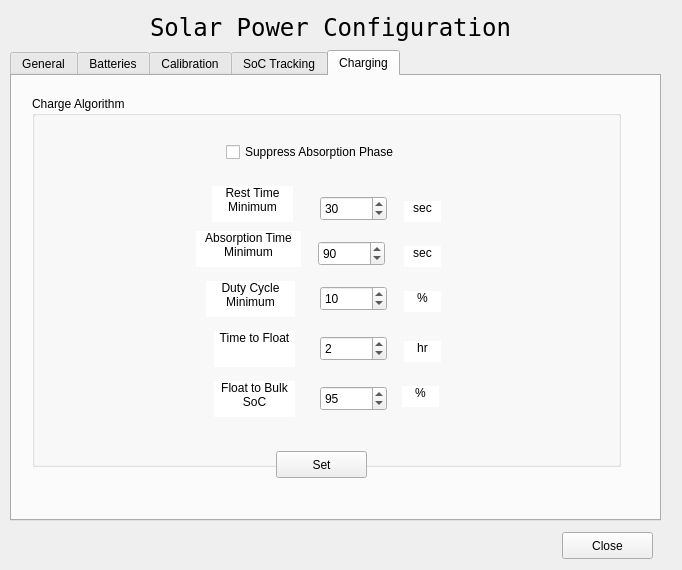
Qt form gui/power-management-configure.ui (dmsherazi/Battery-Management-System) before a commit.
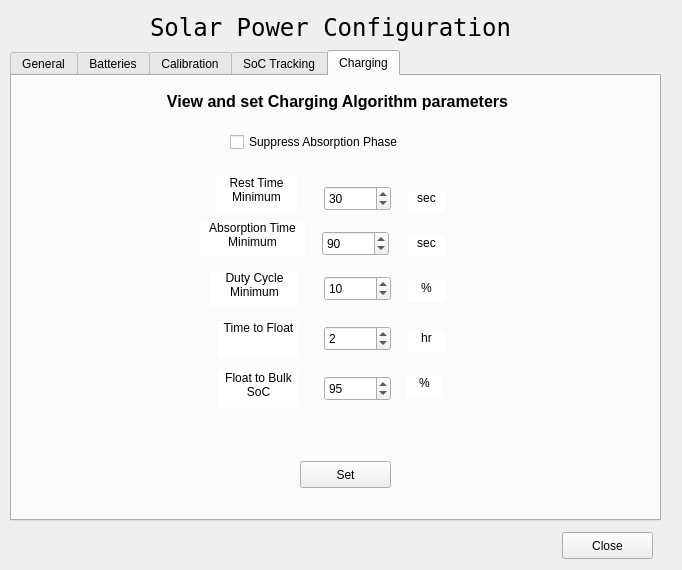
The same form after that commit. The open tabs and pages were chosen to show the change.

Commit message: Fix bug in GUI that didn't set monitor and charger strategies. Minor updates to firmware to rearrange command processing for clarity. Add default charger strategy to firmware initializer.

```diff
--- a/gui/power-management-configure.ui
+++ b/gui/power-management-configure.ui
@@ -1284,71 +1284,11 @@
     <attribute name="title">
      <string>Charging</string>
     </attribute>
-    <widget class="QGroupBox" name="chargeAlgorithmGroupBox">
-     <property name="geometry">
-      <rect>
-       <x>20</x>
-       <y>20</y>
-       <width>589</width>
-       <height>371</height>
-      </rect>
-     </property>
-     <property name="title">
-      <string>Charge Algorithm</string>
-     </property>
-     <widget class="QSpinBox" name="restTimeSpinBox">
-      <property name="geometry">
-       <rect>
-        <x>288</x>
-        <y>100</y>
-        <width>67</width>
-        <height>25</height>
-       </rect>
-      </property>
-      <property name="toolTip">
-       <string>Minimum time to remain in rest phase. Can exceed this if other batteries are under charge.</string>
-      </property>
-      <property name="value">
-       <number>30</number>
-      </property>
-     </widget>
-     <widget class="QSpinBox" name="absorptionTimeSpinBox">
-      <property name="geometry">
-       <rect>
-        <x>286</x>
-        <y>145</y>
-        <width>67</width>
-        <height>25</height>
-       </rect>
-      </property>
-      <property name="toolTip">
-       <string>Minimum time to remain in absorption phase.</string>
-      </property>
-      <property name="value">
-       <number>90</number>
-      </property>
-     </widget>
-     <widget class="QSpinBox" name="minimumDutyCycleSpinBox">
-      <property name="geometry">
-       <rect>
-        <x>288</x>
-        <y>190</y>
-        <width>67</width>
-        <height>25</height>
-       </rect>
-      </property>
-      <property name="toolTip">
-       <string>Minimum duty cycle to prevent it falling to zero (from which it cannot recover).</string>
-      </property>
-      <property name="value">
-       <number>10</number>
-      </property>
-     </widget>
      <widget class="QSpinBox" name="floatDelaySpinBox">
       <property name="geometry">
        <rect>
-        <x>288</x>
-        <y>240</y>
+       <x>312</x>
+       <y>250</y>
         <width>67</width>
         <height>25</height>
        </rect>
@@ -1360,77 +1300,11 @@
        <number>2</number>
       </property>
      </widget>
-     <widget class="QSpinBox" name="floatBulkSoCSpinBox">
-      <property name="geometry">
-       <rect>
-        <x>288</x>
-        <y>290</y>
-        <width>67</width>
-        <height>25</height>
-       </rect>
-      </property>
-      <property name="toolTip">
-       <string>State of Charge at which a battery in float phase switches to bulk phase to allow recharging.</string>
-      </property>
-      <property name="value">
-       <number>95</number>
-      </property>
-     </widget>
-     <widget class="QLabel" name="restTimeLabel">
-      <property name="geometry">
-       <rect>
-        <x>180</x>
-        <y>90</y>
-        <width>81</width>
-        <height>36</height>
-       </rect>
-      </property>
-      <property name="toolTip">
-       <string>Minimum time to remain in rest phase before changing to another ready battery.</string>
-      </property>
-      <property name="styleSheet">
-       <string notr="true">background-color: rgb(255, 255, 255);</string>
-      </property>
-      <property name="text">
-       <string>Rest Time Minimum</string>
-      </property>
-      <property name="alignment">
-       <set>Qt::AlignHCenter|Qt::AlignTop</set>
-      </property>
-      <property name="wordWrap">
-       <bool>true</bool>
-      </property>
-     </widget>
-     <widget class="QLabel" name="absorptionTimeLabel">
-      <property name="geometry">
-       <rect>
-        <x>164</x>
-        <y>135</y>
-        <width>105</width>
-        <height>36</height>
-       </rect>
-      </property>
-      <property name="toolTip">
-       <string>Minimum time to remain in absorption phase before changing to another ready battery.</string>
-      </property>
-      <property name="styleSheet">
-       <string notr="true">background-color: rgb(255, 255, 255);</string>
-      </property>
-      <property name="text">
-       <string>Absorption Time Minimum</string>
-      </property>
-      <property name="alignment">
-       <set>Qt::AlignHCenter|Qt::AlignTop</set>
-      </property>
-      <property name="wordWrap">
-       <bool>true</bool>
-      </property>
-     </widget>
      <widget class="QLabel" name="dutyCyclMinimumLabel">
       <property name="geometry">
        <rect>
-        <x>174</x>
-        <y>185</y>
+       <x>198</x>
+       <y>195</y>
         <width>89</width>
         <height>36</height>
        </rect>
@@ -1451,36 +1325,11 @@
        <bool>true</bool>
       </property>
      </widget>
-     <widget class="QLabel" name="floatTimeLabel">
-      <property name="geometry">
-       <rect>
-        <x>182</x>
-        <y>235</y>
-        <width>81</width>
-        <height>36</height>
-       </rect>
-      </property>
-      <property name="toolTip">
-       <string>Maximum time in absorption phase befoer changing to float.</string>
-      </property>
-      <property name="styleSheet">
-       <string notr="true">background-color: rgb(255, 255, 255);</string>
-      </property>
-      <property name="text">
-       <string>Time to Float</string>
-      </property>
-      <property name="alignment">
-       <set>Qt::AlignHCenter|Qt::AlignTop</set>
-      </property>
-      <property name="wordWrap">
-       <bool>true</bool>
-      </property>
-     </widget>
      <widget class="QLabel" name="floatBulkSoCLabel">
       <property name="geometry">
        <rect>
-        <x>182</x>
-        <y>285</y>
+       <x>206</x>
+       <y>295</y>
         <width>81</width>
         <height>36</height>
        </rect>
@@ -1501,11 +1350,251 @@
        <bool>true</bool>
       </property>
      </widget>
+    <widget class="QLabel" name="absorptionTimeLabel">
+     <property name="geometry">
+      <rect>
+       <x>188</x>
+       <y>145</y>
+       <width>105</width>
+       <height>36</height>
+      </rect>
+     </property>
+     <property name="toolTip">
+      <string>Minimum time to remain in absorption phase before changing to another ready battery.</string>
+     </property>
+     <property name="styleSheet">
+      <string notr="true">background-color: rgb(255, 255, 255);</string>
+     </property>
+     <property name="text">
+      <string>Absorption Time Minimum</string>
+     </property>
+     <property name="alignment">
+      <set>Qt::AlignHCenter|Qt::AlignTop</set>
+     </property>
+     <property name="wordWrap">
+      <bool>true</bool>
+     </property>
+    </widget>
+    <widget class="QLabel" name="percentLabel">
+     <property name="geometry">
+      <rect>
+       <x>396</x>
+       <y>205</y>
+       <width>37</width>
+       <height>21</height>
+      </rect>
+     </property>
+     <property name="toolTip">
+      <string>Minimum time to remain in rest phase before changing to another ready battery.</string>
+     </property>
+     <property name="styleSheet">
+      <string notr="true">background-color: rgb(255, 255, 255);</string>
+     </property>
+     <property name="text">
+      <string>%</string>
+     </property>
+     <property name="alignment">
+      <set>Qt::AlignHCenter|Qt::AlignTop</set>
+     </property>
+     <property name="wordWrap">
+      <bool>true</bool>
+     </property>
+    </widget>
+    <widget class="QSpinBox" name="absorptionTimeSpinBox">
+     <property name="geometry">
+      <rect>
+       <x>310</x>
+       <y>155</y>
+       <width>67</width>
+       <height>25</height>
+      </rect>
+     </property>
+     <property name="toolTip">
+      <string>Minimum time to remain in absorption phase.</string>
+     </property>
+     <property name="value">
+      <number>90</number>
+     </property>
+    </widget>
+    <widget class="QLabel" name="secLabel_2">
+     <property name="geometry">
+      <rect>
+       <x>396</x>
+       <y>160</y>
+       <width>37</width>
+       <height>21</height>
+      </rect>
+     </property>
+     <property name="toolTip">
+      <string>Minimum time to remain in rest phase before changing to another ready battery.</string>
+     </property>
+     <property name="styleSheet">
+      <string notr="true">background-color: rgb(255, 255, 255);</string>
+     </property>
+     <property name="text">
+      <string>sec</string>
+     </property>
+     <property name="alignment">
+      <set>Qt::AlignHCenter|Qt::AlignTop</set>
+     </property>
+     <property name="wordWrap">
+      <bool>true</bool>
+     </property>
+    </widget>
+    <widget class="QLabel" name="percentLabel_2">
+     <property name="geometry">
+      <rect>
+       <x>394</x>
+       <y>300</y>
+       <width>37</width>
+       <height>21</height>
+      </rect>
+     </property>
+     <property name="toolTip">
+      <string>Minimum time to remain in rest phase before changing to another ready battery.</string>
+     </property>
+     <property name="styleSheet">
+      <string notr="true">background-color: rgb(255, 255, 255);</string>
+     </property>
+     <property name="text">
+      <string>%</string>
+     </property>
+     <property name="alignment">
+      <set>Qt::AlignHCenter|Qt::AlignTop</set>
+     </property>
+     <property name="wordWrap">
+      <bool>true</bool>
+     </property>
+    </widget>
+    <widget class="QLabel" name="restTimeLabel">
+     <property name="geometry">
+      <rect>
+       <x>204</x>
+       <y>100</y>
+       <width>81</width>
+       <height>36</height>
+      </rect>
+     </property>
+     <property name="toolTip">
+      <string>Minimum time to remain in rest phase before changing to another ready battery.</string>
+     </property>
+     <property name="styleSheet">
+      <string notr="true">background-color: rgb(255, 255, 255);</string>
+     </property>
+     <property name="text">
+      <string>Rest Time Minimum</string>
+     </property>
+     <property name="alignment">
+      <set>Qt::AlignHCenter|Qt::AlignTop</set>
+     </property>
+     <property name="wordWrap">
+      <bool>true</bool>
+     </property>
+    </widget>
+    <widget class="QSpinBox" name="minimumDutyCycleSpinBox">
+     <property name="geometry">
+      <rect>
+       <x>312</x>
+       <y>200</y>
+       <width>67</width>
+       <height>25</height>
+      </rect>
+     </property>
+     <property name="toolTip">
+      <string>Minimum duty cycle to prevent it falling to zero (from which it cannot recover).</string>
+     </property>
+     <property name="value">
+      <number>10</number>
+     </property>
+    </widget>
+    <widget class="QPushButton" name="setChargeOptionButton">
+     <property name="geometry">
+      <rect>
+       <x>288</x>
+       <y>385</y>
+       <width>91</width>
+       <height>27</height>
+      </rect>
+     </property>
+     <property name="toolTip">
+      <string>Write parameters into Flash memory</string>
+     </property>
+     <property name="text">
+      <string>Set</string>
+     </property>
+    </widget>
+    <widget class="QLabel" name="chargingLabel">
+     <property name="geometry">
+      <rect>
+       <x>108</x>
+       <y>5</y>
+       <width>435</width>
+       <height>41</height>
+      </rect>
+     </property>
+     <property name="font">
+      <font>
+       <pointsize>12</pointsize>
+       <weight>75</weight>
+       <bold>true</bold>
+      </font>
+     </property>
+     <property name="text">
+      <string>View and set Charging Algorithm parameters</string>
+     </property>
+     <property name="alignment">
+      <set>Qt::AlignCenter</set>
+     </property>
+     <property name="wordWrap">
+      <bool>true</bool>
+     </property>
+    </widget>
+    <widget class="QLabel" name="floatTimeLabel">
+     <property name="geometry">
+      <rect>
+       <x>206</x>
+       <y>245</y>
+       <width>81</width>
+       <height>36</height>
+      </rect>
+     </property>
+     <property name="toolTip">
+      <string>Maximum time in absorption phase befoer changing to float.</string>
+     </property>
+     <property name="styleSheet">
+      <string notr="true">background-color: rgb(255, 255, 255);</string>
+     </property>
+     <property name="text">
+      <string>Time to Float</string>
+     </property>
+     <property name="alignment">
+      <set>Qt::AlignHCenter|Qt::AlignTop</set>
+     </property>
+     <property name="wordWrap">
+      <bool>true</bool>
+     </property>
+    </widget>
+    <widget class="QSpinBox" name="floatBulkSoCSpinBox">
+     <property name="geometry">
+      <rect>
+       <x>312</x>
+       <y>300</y>
+       <width>67</width>
+       <height>25</height>
+      </rect>
+     </property>
+     <property name="toolTip">
+      <string>State of Charge at which a battery in float phase switches to bulk phase to allow recharging.</string>
+     </property>
+     <property name="value">
+      <number>95</number>
+     </property>
+    </widget>
      <widget class="QCheckBox" name="absorptionMuteCheckbox">
       <property name="geometry">
        <rect>
-        <x>194</x>
-        <y>45</y>
+       <x>218</x>
+       <y>55</y>
         <width>211</width>
         <height>22</height>
        </rect>
@@ -1517,61 +1606,11 @@
        <string>Suppress Absorption Phase</string>
       </property>
      </widget>
-     <widget class="QLabel" name="secLabel">
-      <property name="geometry">
-       <rect>
-        <x>372</x>
-        <y>105</y>
-        <width>37</width>
-        <height>21</height>
-       </rect>
-      </property>
-      <property name="toolTip">
-       <string>Minimum time to remain in rest phase before changing to another ready battery.</string>
-      </property>
-      <property name="styleSheet">
-       <string notr="true">background-color: rgb(255, 255, 255);</string>
-      </property>
-      <property name="text">
-       <string>sec</string>
-      </property>
-      <property name="alignment">
-       <set>Qt::AlignHCenter|Qt::AlignTop</set>
-      </property>
-      <property name="wordWrap">
-       <bool>true</bool>
-      </property>
-     </widget>
-     <widget class="QLabel" name="secLabel_2">
-      <property name="geometry">
-       <rect>
-        <x>372</x>
-        <y>150</y>
-        <width>37</width>
-        <height>21</height>
-       </rect>
-      </property>
-      <property name="toolTip">
-       <string>Minimum time to remain in rest phase before changing to another ready battery.</string>
-      </property>
-      <property name="styleSheet">
-       <string notr="true">background-color: rgb(255, 255, 255);</string>
-      </property>
-      <property name="text">
-       <string>sec</string>
-      </property>
-      <property name="alignment">
-       <set>Qt::AlignHCenter|Qt::AlignTop</set>
-      </property>
-      <property name="wordWrap">
-       <bool>true</bool>
-      </property>
-     </widget>
      <widget class="QLabel" name="hrLabel">
       <property name="geometry">
        <rect>
-        <x>372</x>
-        <y>245</y>
+       <x>396</x>
+       <y>255</y>
         <width>37</width>
         <height>21</height>
        </rect>
@@ -1592,36 +1631,27 @@
        <bool>true</bool>
       </property>
      </widget>
-     <widget class="QLabel" name="percentLabel">
+    <widget class="QSpinBox" name="restTimeSpinBox">
       <property name="geometry">
        <rect>
-        <x>372</x>
-        <y>195</y>
-        <width>37</width>
-        <height>21</height>
+       <x>312</x>
+       <y>110</y>
+       <width>67</width>
+       <height>25</height>
        </rect>
       </property>
       <property name="toolTip">
-       <string>Minimum time to remain in rest phase before changing to another ready battery.</string>
-      </property>
-      <property name="styleSheet">
-       <string notr="true">background-color: rgb(255, 255, 255);</string>
-      </property>
-      <property name="text">
-       <string>%</string>
-      </property>
-      <property name="alignment">
-       <set>Qt::AlignHCenter|Qt::AlignTop</set>
-      </property>
-      <property name="wordWrap">
-       <bool>true</bool>
-      </property>
-     </widget>
-     <widget class="QLabel" name="percentLabel_2">
+      <string>Minimum time to remain in rest phase. Can exceed this if other batteries are under charge.</string>
+     </property>
+     <property name="value">
+      <number>30</number>
+     </property>
+    </widget>
+    <widget class="QLabel" name="secLabel">
       <property name="geometry">
        <rect>
-        <x>370</x>
-        <y>290</y>
+       <x>396</x>
+       <y>115</y>
         <width>37</width>
         <height>21</height>
        </rect>
@@ -1633,30 +1663,13 @@
        <string notr="true">background-color: rgb(255, 255, 255);</string>
       </property>
       <property name="text">
-       <string>%</string>
+      <string>sec</string>
       </property>
       <property name="alignment">
        <set>Qt::AlignHCenter|Qt::AlignTop</set>
       </property>
       <property name="wordWrap">
        <bool>true</bool>
-      </property>
-     </widget>
-    </widget>
-    <widget class="QPushButton" name="setChargeOptionButton">
-     <property name="geometry">
-      <rect>
-       <x>264</x>
-       <y>375</y>
-       <width>91</width>
-       <height>27</height>
-      </rect>
-     </property>
-     <property name="toolTip">
-      <string>Write parameters into Flash memory</string>
-     </property>
-     <property name="text">
-      <string>Set</string>
      </property>
     </widget>
    </widget>
```
Left out of the diff: 80 changed lines with no effect on the pictures. Lines whose indentation alone changed are shown as unchanged. The commit also changes 4 other files.
